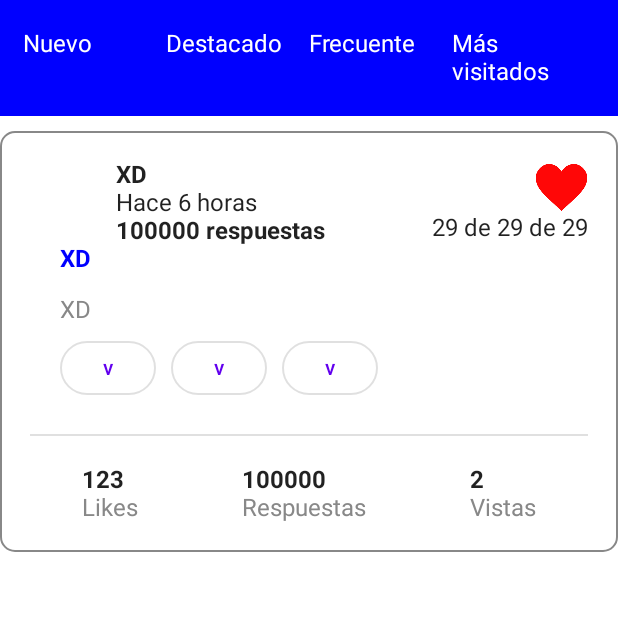
After one commit to ItsJavito/bcp-hackathon-definitivo, an Android app built with Jetpack Compose: the composable DetalleScreen shown on its own in the app's theme, on a phone screen of 412 x 824 dp, the top half of it. The commit adds this screen. Run offline under Robolectric (Android 15) with nearby library versions, the phone set to English and light mode, and no system bars.

Commit message:
foro+detalle

```diff
--- /dev/null
+++ b/app/src/main/java/com/example/shpiel/presentation/foro/components/DetalleCard.kt
@@ -0,0 +1,191 @@
+package com.example.shpiel.presentation.foro.components
+
+import androidx.compose.foundation.Image
+import androidx.compose.foundation.border
+import androidx.compose.foundation.layout.Arrangement
+import androidx.compose.foundation.layout.Column
+import androidx.compose.foundation.layout.Row
+import androidx.compose.foundation.layout.fillMaxWidth
+import androidx.compose.foundation.layout.padding
+import androidx.compose.foundation.layout.size
+import androidx.compose.foundation.shape.RoundedCornerShape
+import androidx.compose.material.Divider
+import androidx.compose.material.OutlinedButton
+import androidx.compose.material.Text
+import androidx.compose.runtime.Composable
+import androidx.compose.ui.Alignment
+import androidx.compose.ui.Modifier
+import androidx.compose.ui.graphics.Color
+import androidx.compose.ui.modifier.modifierLocalConsumer
+import androidx.compose.ui.res.painterResource
+import androidx.compose.ui.text.font.FontWeight
+import androidx.compose.ui.tooling.preview.Preview
+import androidx.compose.ui.unit.dp
+import com.example.shpiel.R
+
+@Composable
+fun DetalleCard(
+    name: String,
+    title: String,
+    comment: String,
+    tag1 : String,
+    tag2: String,
+    tag3: String,
+    date: String,
+    likes: String,
+    answers: String,
+    views: String
+){
+    Column(
+        modifier = Modifier.fillMaxWidth()
+    ) {
+        Row(
+            modifier = Modifier.fillMaxWidth()
+        ){
+            Column(
+                modifier = Modifier
+                    .weight(1f)
+                    .padding(horizontal = 20.dp)
+            ) {
+                Image(
+                    painterResource(R.drawable.user),
+                    contentDescription = "user",
+                    Modifier
+                        .size(size = 30.dp)
+                )
+            }
+            Column(
+                modifier = Modifier
+                    .weight(6f)
+                    .padding(start = 20.dp)
+            ) {
+                Text(
+                    text=name,
+                    fontWeight = FontWeight.Bold
+                )
+                Text(
+                    text = "Hace 6 horas"
+                )
+                Text(
+                    text = answers +" respuestas",
+                    fontWeight = FontWeight.Bold
+                )
+            }
+            Column(
+                modifier = Modifier.weight(3f),
+                horizontalAlignment = Alignment.End
+            ) {
+                Image(
+                    painterResource(R.drawable.like),
+                    contentDescription = "like",
+                    Modifier
+                        .size(size = 35.dp)
+                )
+                Text(
+                    text = date
+                )
+            }
+        }
+        //Fin primer Row
+        Row(
+            modifier = Modifier.padding(start = 20.dp, bottom = 10.dp)
+        ){
+            Text(
+                text = title,
+                fontWeight = FontWeight.Bold,
+                color = Color.Blue
+            )
+        }
+        Row(
+            modifier = Modifier.padding(start = 20.dp, top = 5.dp)
+        ){
+            Text(
+                text = comment,
+                color = Color.Gray
+            )
+        }
+        Row(
+            modifier = Modifier.padding(start = 20.dp, top = 5.dp)
+        ){
+            OutlinedButton(
+                onClick = { /*XD*/ },
+                shape= RoundedCornerShape(50),
+
+            ) {
+                Text(tag1)
+            }
+            OutlinedButton(
+                onClick = { /*XD*/ },
+                shape= RoundedCornerShape(50),
+                modifier = Modifier.padding(horizontal=10.dp)
+            ) {
+                Text(tag2)
+            }
+            OutlinedButton(
+                onClick = { /*XD*/ },
+                shape= RoundedCornerShape(50)
+            ) {
+                Text(tag2)
+            }
+        }
+        Divider(
+            modifier=Modifier.padding(vertical = 20.dp)
+        )
+        Row(
+            modifier = Modifier.fillMaxWidth(),
+            horizontalArrangement = Arrangement.SpaceAround
+        ){
+            Column (
+
+            ){
+                Text(
+                    text = likes,
+                    fontWeight = FontWeight.Bold
+                )
+                Text(
+                    text = "Likes",
+                    color = Color.Gray
+                )
+            }
+            Column (
+
+            ){
+                Text(
+                    text = answers,
+                    fontWeight = FontWeight.Bold
+                )
+                Text(
+                    text = "Respuestas",
+                    color = Color.Gray
+                )
+            }
+            Column (
+
+            ){
+                Text(
+                    text = views,
+                    fontWeight = FontWeight.Bold
+                )
+                Text(
+                    text = "Vistas",
+                    color = Color.Gray
+                )
+            }
+        }
+    }
+}
+
+@Preview (showBackground = true)
+@Composable
+fun XD(){
+    DetalleCard(name = "XD",
+        title="XD",
+        comment = "XD",
+        tag1="v",
+        tag2="v",
+        tag3="v",
+        date="29 de 29 de 29",
+        likes = "123",
+        answers = "100000",
+        views = "2")
+}
--- /dev/null
+++ b/app/src/main/java/com/example/shpiel/presentation/foro/components/DetalleScreen.kt
@@ -0,0 +1,52 @@
+package com.example.shpiel.presentation.foro.components
+
+import androidx.compose.foundation.border
+import androidx.compose.foundation.layout.Column
+import androidx.compose.foundation.layout.Row
+import androidx.compose.foundation.layout.fillMaxSize
+import androidx.compose.foundation.layout.fillMaxWidth
+import androidx.compose.foundation.layout.padding
+import androidx.compose.foundation.shape.RoundedCornerShape
+import androidx.compose.runtime.Composable
+import androidx.compose.ui.Modifier
+import androidx.compose.ui.graphics.Color
+import androidx.compose.ui.tooling.preview.Preview
+import androidx.compose.ui.unit.dp
+
+@Composable
+fun DetalleScreen() {
+    Column(
+        modifier = Modifier.fillMaxSize()
+    ) {
+        Row(
+            modifier = Modifier
+                .padding(bottom=10.dp)
+        ) {
+            topOpt()
+        }
+        Row(
+            modifier = Modifier.fillMaxWidth()
+                .border(1.dp, Color.Gray, RoundedCornerShape(10.dp))
+                .padding(all=20.dp)
+        ){
+            DetalleCard(
+                name = "XD",
+                title = "XD",
+                comment = "XD",
+                tag1 = "v",
+                tag2 = "v",
+                tag3 = "v",
+                date = "29 de 29 de 29",
+                likes = "123",
+                answers = "100000",
+                views = "2"
+            )
+        }
+    }
+}
+
+@Preview (showBackground = true)
+@Composable
+fun lmao(){
+    DetalleScreen()
+}
--- a/app/src/main/java/com/example/shpiel/presentation/foro/components/foroFields.kt
+++ b/app/src/main/java/com/example/shpiel/presentation/foro/components/foroFields.kt
@@ -42,6 +42,6 @@ fun foroFields(){
 @Preview
 @Composable
 @Preview(showBackground = true)
-fun XD(){
+fun XD1(){
     foroFields()
 }
```
Also changed, not shown: app/src/main/res/drawable/like.png (added).
